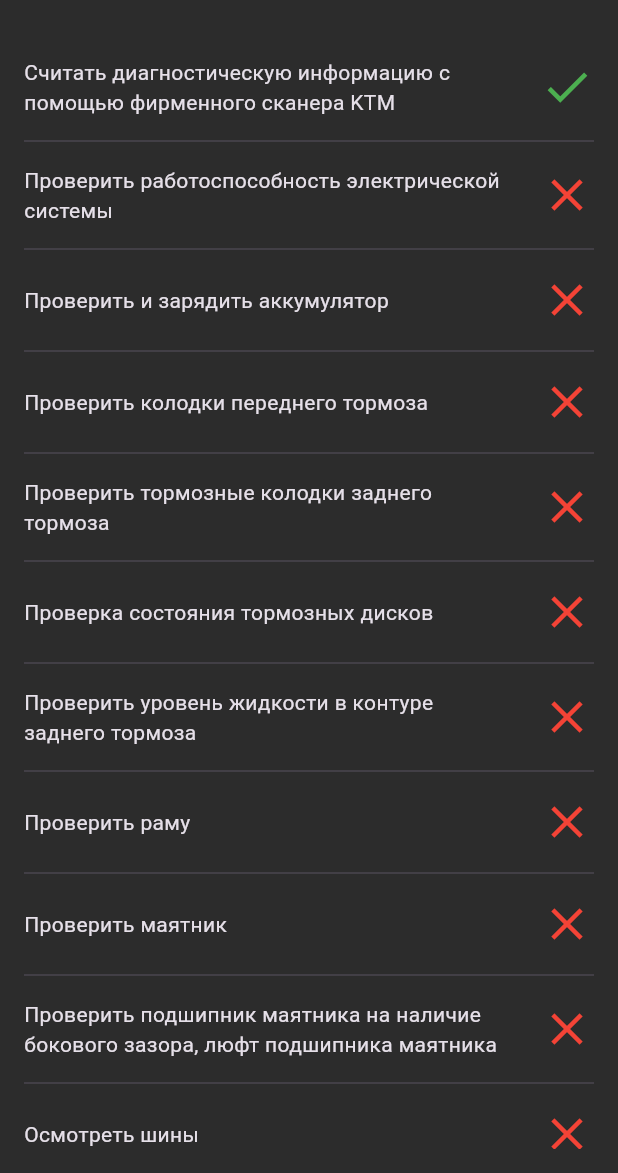
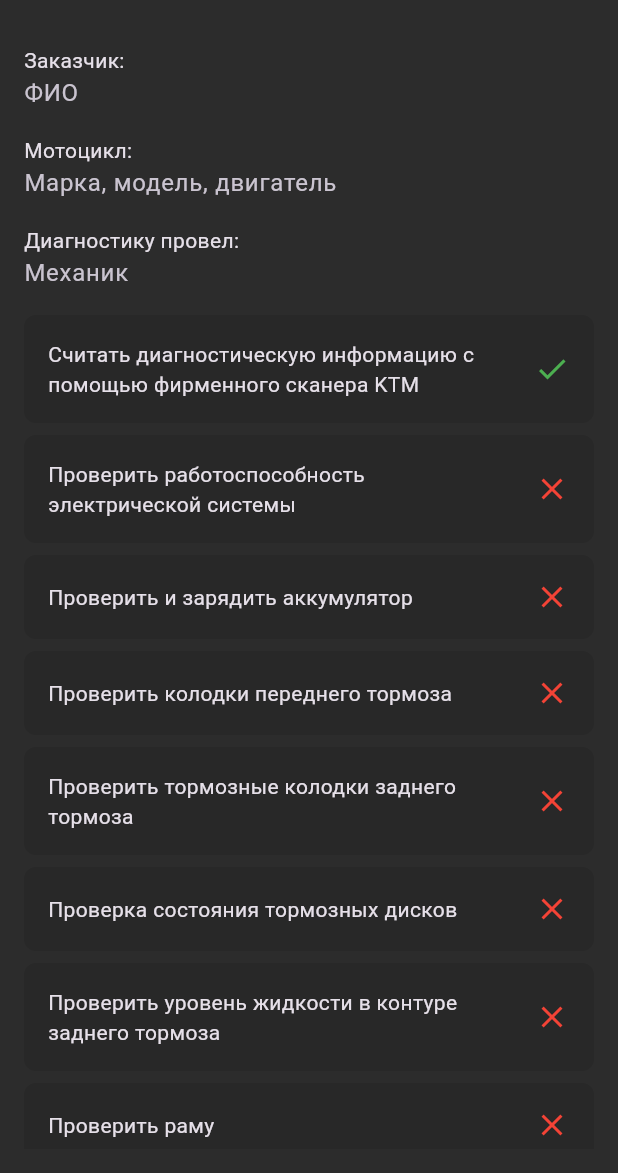
Before and after one commit to alexverbitsky/enduro_diagnostics_map, a Flutter app: the DiagnosticsScreen screen opened directly, after a tap on "Считать диагностическую информацию с пом", on a phone screen of 412 x 824 dp, the part 63-1236 px from its top. Run offline on Flutter 3.47's test engine with Material 3 defaults, Android fonts, the phone set to English and light mode, and no system bars; our stand-ins replace equatable, firebase_core, flutter_bloc, get_it; accounts and stored records are empty.

Commit message:
feat: update toggling

```diff
--- a/lib/features/diagnostics/cubit/diagnostics_process_cubit.dart
+++ b/lib/features/diagnostics/cubit/diagnostics_process_cubit.dart
@@ -1,3 +1,4 @@
+import 'package:enduro_diagnostics_map/features/diagnostics/model/diagnistic_task_model.dart';
 import 'package:enduro_diagnostics_map/features/diagnostics/repository/base_diagnostics_repository.dart';
 import 'package:enduro_diagnostics_map/features/diagnostics/repository/diagnostics_repository.dart';
 import 'package:equatable/equatable.dart';
@@ -19,4 +20,19 @@ class DiagnosticsProcessCubit extends Cubit<DiagnosticsProcessState> {
       emit(const DiagnosticsProcessErrorState());
     }
   }
+
+  void toggleTask(int index, bool isCompleted) {
+    final currentState = state;
+
+    if (currentState is DiagnosticsProcessDataLoadedState) {
+      final updatedTasks = List<DiagnosticTaskModel>.from(currentState.diagnosticsTasks);
+
+      updatedTasks[index] = DiagnosticTaskModel(
+        name: updatedTasks[index].name,
+        isCompleted: isCompleted,
+      );
+
+      emit(DiagnosticsProcessDataLoadedState(updatedTasks));
+    }
+  }
 }
--- a/lib/features/diagnostics/cubit/diagnostics_process_state.dart
+++ b/lib/features/diagnostics/cubit/diagnostics_process_state.dart
@@ -12,7 +12,7 @@ class DiagnosticsProcessDataLoadingState extends DiagnosticsProcessState {
 }
 
 class DiagnosticsProcessDataLoadedState extends DiagnosticsProcessState {
-  final List<String> diagnosticsTasks;
+  final List<DiagnosticTaskModel> diagnosticsTasks;
 
   const DiagnosticsProcessDataLoadedState(this.diagnosticsTasks);
 
--- /dev/null
+++ b/lib/features/diagnostics/model/diagnistic_task_model.dart
@@ -0,0 +1,9 @@
+class DiagnosticTaskModel {
+  final String name;
+  final bool isCompleted;
+
+  DiagnosticTaskModel({
+    required this.name,
+    required this.isCompleted,
+  });
+}
--- a/lib/features/diagnostics/repository/base_diagnostics_repository.dart
+++ b/lib/features/diagnostics/repository/base_diagnostics_repository.dart
@@ -1,3 +1,5 @@
+import 'package:enduro_diagnostics_map/features/diagnostics/model/diagnistic_task_model.dart';
+
 abstract interface class BaseDiagnosticsRepository {
-  Future<List<String>> getDiagnosticsTasks();
+  Future<List<DiagnosticTaskModel>> getDiagnosticsTasks();
 }
--- a/lib/features/diagnostics/repository/diagnostics_repository.dart
+++ b/lib/features/diagnostics/repository/diagnostics_repository.dart
@@ -1,9 +1,10 @@
+import 'package:enduro_diagnostics_map/features/diagnostics/model/diagnistic_task_model.dart';
 import 'package:enduro_diagnostics_map/features/diagnostics/repository/base_diagnostics_repository.dart';
 
 class DiagnosticsRepository implements BaseDiagnosticsRepository {
   @override
-  Future<List<String>> getDiagnosticsTasks() async {
-    return Future.delayed(
+  Future<List<DiagnosticTaskModel>> getDiagnosticsTasks() async {
+    final diagnosticTasks = await Future.delayed(
       const Duration(seconds: 1),
       () => <String>[
         'Считать диагностическую информацию с помощью фирменного сканера KTM',
@@ -41,5 +42,14 @@ class DiagnosticsRepository implements BaseDiagnosticsRepository {
         'Проверить люфт заднего амортизатора и прогрессии (при наличии)',
       ],
     );
+
+    return diagnosticTasks
+        .map(
+          (task) => DiagnosticTaskModel(
+            name: task,
+            isCompleted: false,
+          ),
+        )
+        .toList();
   }
 }
--- a/lib/features/diagnostics/view/diagnostics_form.dart
+++ b/lib/features/diagnostics/view/diagnostics_form.dart
@@ -1,8 +1,9 @@
+import 'package:enduro_diagnostics_map/features/diagnostics/model/diagnistic_task_model.dart';
 import 'package:enduro_diagnostics_map/features/diagnostics/view/diagnostics_item.dart';
 import 'package:flutter/material.dart';
 
 class DiagnosticsForm extends StatelessWidget {
-  final List<String> diagnosticsTasks;
+  final List<DiagnosticTaskModel> diagnosticsTasks;
   final Function(int index, bool value) onTaskToggled;
 
   const DiagnosticsForm({
@@ -15,22 +16,35 @@ class DiagnosticsForm extends StatelessWidget {
   Widget build(BuildContext context) {
     return Padding(
       padding: const EdgeInsets.all(16),
-      child: Column(
+      child: ListView(
         children: [
-          Expanded(
-            child: ListView.separated(
-              itemCount: diagnosticsTasks.length,
-              separatorBuilder: (context, index) => const Divider(),
-              itemBuilder: (context, index) {
-                final item = diagnosticsTasks[index];
-                return DiagnosticsItem(
-                  title: item,
-                  onChanged: (value) {},
-                );
-              },
+          const Text('Заказчик:'),
+          const TextField(
+            decoration: InputDecoration.collapsed(
+              hintText: 'ФИО',
             ),
-          )
-        ],
+          ),
+          const SizedBox(height: 16),
+          const Text('Мотоцикл:'),
+          const TextField(
+            decoration: InputDecoration.collapsed(
+              hintText: 'Марка, модель, двигатель',
+            ),
+          ),
+          const SizedBox(height: 16),
+          const Text('Диагностику провел:'),
+          const TextField(
+            decoration: InputDecoration.collapsed(
+              hintText: 'Механик',
+            ),
+          ),
+          const SizedBox(height: 16),
+          for (var i = 0; i < diagnosticsTasks.length; i++)
+            DiagnosticsItem(
+              value: diagnosticsTasks[i],
+              onChanged: (value) => onTaskToggled(i, value),
+            ),
+        ]
       ),
     );
   }
--- a/lib/features/diagnostics/view/diagnostics_item.dart
+++ b/lib/features/diagnostics/view/diagnostics_item.dart
@@ -1,27 +1,18 @@
+import 'package:enduro_diagnostics_map/features/diagnostics/model/diagnistic_task_model.dart';
 import 'package:flutter/material.dart';
 
-class DiagnosticsItem extends StatefulWidget {
-  final String title;
+class DiagnosticsItem extends StatelessWidget {
+  final DiagnosticTaskModel value;
   final Function(bool) onChanged;
 
   const DiagnosticsItem({
-    required this.title,
+    required this.value,
     required this.onChanged,
     super.key,
   });
 
-  @override
-  State<DiagnosticsItem> createState() => _DiagnosticsItemState();
-}
-
-class _DiagnosticsItemState extends State<DiagnosticsItem> {
-  bool _selected = false;
-
   void toggle() {
-    setState(() {
-      _selected = !_selected;
-      widget.onChanged(_selected);
-    });
+    onChanged(!value.isCompleted);
   }
 
   @override
@@ -29,14 +20,19 @@ class _DiagnosticsItemState extends State<DiagnosticsItem> {
     return GestureDetector(
       onTap: toggle,
       behavior: HitTestBehavior.opaque,
-      child: Padding(
-        padding: const EdgeInsets.symmetric(vertical: 8),
+      child: Container(
+        margin: const EdgeInsets.only(bottom: 8),
+        padding: const EdgeInsets.all(16),
+        decoration: BoxDecoration(
+          borderRadius: BorderRadius.circular(8),
+          color: Colors.black.withOpacity(0.1),
+        ),
         child: Row(
           mainAxisAlignment: MainAxisAlignment.spaceBetween,
           children: [
             Expanded(
               child: Text(
-                widget.title,
+                value.name,
                 maxLines: 10,
               ),
             ),
@@ -45,14 +41,15 @@ class _DiagnosticsItemState extends State<DiagnosticsItem> {
               firstChild: const Icon(
                 Icons.check,
                 color: Colors.green,
-                size: 36,
+                size: 24,
               ),
               secondChild: const Icon(
                 Icons.close,
                 color: Colors.red,
-                size: 36,
+                size: 24,
               ),
-              crossFadeState: _selected ? CrossFadeState.showFirst : CrossFadeState.showSecond,
+              crossFadeState:
+                  value.isCompleted ? CrossFadeState.showFirst : CrossFadeState.showSecond,
               duration: const Duration(milliseconds: 200),
             ),
           ],
--- a/lib/features/diagnostics/view/diagnostics_screen.dart
+++ b/lib/features/diagnostics/view/diagnostics_screen.dart
@@ -29,7 +29,7 @@ class _DiagnosticsScreenState extends State<DiagnosticsScreen> {
                   if (state is DiagnosticsProcessDataLoadedState)
                     DiagnosticsForm(
                       diagnosticsTasks: state.diagnosticsTasks,
-                      onTaskToggled: (index, value) {},
+                      onTaskToggled: context.read<DiagnosticsProcessCubit>().toggleTask,
                     ),
                   AppProgressOverlay(
                     shouldBeShown: state is! DiagnosticsProcessDataLoadedState,
```
